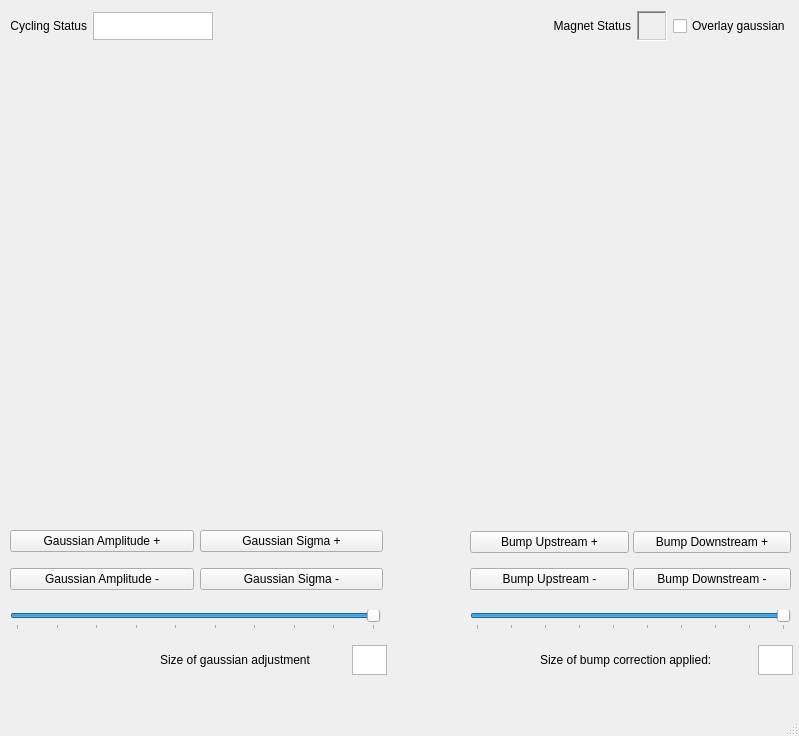
DiamondLightSource/i10switching, file i10beamlineui.ui: the form before one commit.
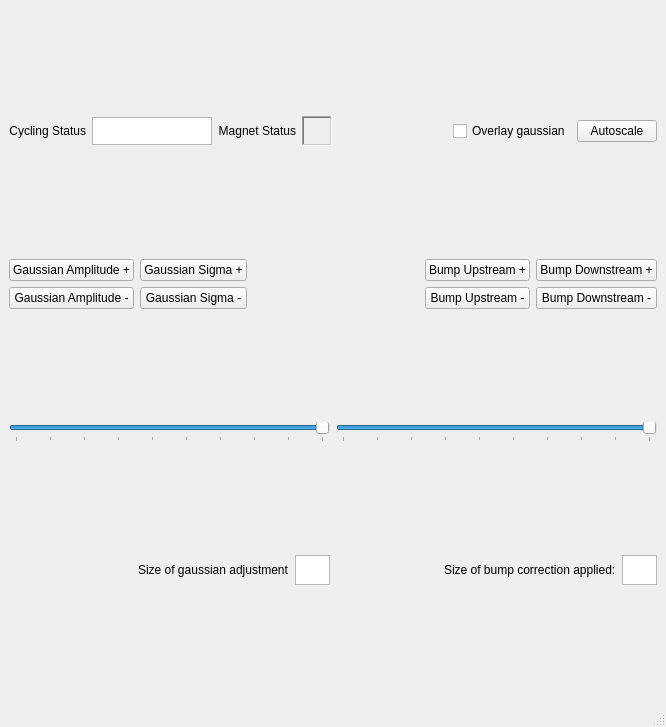
The form after the commit.

Commit message: Set x axis labels and added gauss scale slider

Patch:
```diff
--- a/i10beamlineui.ui
+++ b/i10beamlineui.ui
@@ -6,28 +6,56 @@
    <rect>
     <x>0</x>
     <y>0</y>
-    <width>799</width>
-    <height>736</height>
+    <width>666</width>
+    <height>727</height>
    </rect>
   </property>
   <property name="windowTitle">
    <string>MainWindow</string>
   </property>
   <widget class="QWidget" name="centralwidget">
-   <widget class="QWidget" name="layoutWidget">
-    <property name="geometry">
-     <rect>
-      <x>470</x>
-      <y>520</y>
-      <width>321</width>
-      <height>81</height>
-     </rect>
-    </property>
-    <layout class="QGridLayout" name="button_gridlayout" columnstretch="0,0">
-     <property name="spacing">
-      <number>4</number>
-     </property>
+   <layout class="QGridLayout" name="gridLayout_2">
+    <item row="1" column="0" colspan="2">
+     <layout class="QVBoxLayout" name="graph_layout"/>
+    </item>
+    <item row="2" column="0" colspan="2">
+     <layout class="QGridLayout" name="gridLayout_3">
      <item row="0" column="1">
+       <widget class="QPushButton" name="sigmaplusButton">
+        <property name="text">
+         <string>Gaussian Sigma +</string>
+        </property>
+       </widget>
+      </item>
+      <item row="0" column="0">
+       <widget class="QPushButton" name="ampplusButton">
+        <property name="text">
+         <string>Gaussian Amplitude +</string>
+        </property>
+       </widget>
+      </item>
+      <item row="1" column="1">
+       <widget class="QPushButton" name="sigmaminusButton">
+        <property name="text">
+         <string>Gaussian Sigma -</string>
+        </property>
+       </widget>
+      </item>
+      <item row="1" column="0">
+       <widget class="QPushButton" name="ampminusButton">
+        <property name="text">
+         <string>Gaussian Amplitude -</string>
+        </property>
+       </widget>
+      </item>
+      <item row="0" column="3">
+       <widget class="QPushButton" name="bumpleftplusButton">
+        <property name="text">
+         <string>Bump Upstream +</string>
+        </property>
+       </widget>
+      </item>
+      <item row="0" column="4">
       <widget class="QPushButton" name="bumprightplusButton">
        <property name="minimumSize">
         <size>
@@ -40,49 +68,169 @@
        </property>
       </widget>
      </item>
-     <item row="0" column="0">
-      <widget class="QPushButton" name="bumpleftplusButton">
-       <property name="text">
-        <string>Bump Upstream +</string>
-       </property>
-      </widget>
-     </item>
-     <item row="1" column="1">
-      <widget class="QPushButton" name="bumprightminusButton">
-       <property name="text">
-        <string>Bump Downstream -</string>
-       </property>
-      </widget>
-     </item>
-     <item row="1" column="0">
+      <item row="1" column="3">
       <widget class="QPushButton" name="bumpleftminusButton">
        <property name="text">
         <string>Bump Upstream -</string>
        </property>
       </widget>
      </item>
-    </layout>
-   </widget>
-   <widget class="QWidget" name="verticalLayoutWidget">
-    <property name="geometry">
-     <rect>
-      <x>10</x>
-      <y>50</y>
-      <width>781</width>
-      <height>471</height>
-     </rect>
-    </property>
-    <layout class="QVBoxLayout" name="graph_layout"/>
-   </widget>
-   <widget class="QWidget" name="layoutWidget_3">
-    <property name="geometry">
-     <rect>
-      <x>10</x>
-      <y>10</y>
-      <width>781</width>
-      <height>32</height>
-     </rect>
-    </property>
+      <item row="1" column="4">
+       <widget class="QPushButton" name="bumprightminusButton">
+        <property name="text">
+         <string>Bump Downstream -</string>
+        </property>
+       </widget>
+      </item>
+      <item row="0" column="2">
+       <spacer name="horizontalSpacer">
+        <property name="orientation">
+         <enum>Qt::Horizontal</enum>
+        </property>
+        <property name="sizeHint" stdset="0">
+         <size>
+          <width>40</width>
+          <height>20</height>
+         </size>
+        </property>
+       </spacer>
+      </item>
+      <item row="1" column="2">
+       <spacer name="horizontalSpacer_2">
+        <property name="orientation">
+         <enum>Qt::Horizontal</enum>
+        </property>
+        <property name="sizeHint" stdset="0">
+         <size>
+          <width>40</width>
+          <height>20</height>
+         </size>
+        </property>
+       </spacer>
+      </item>
+     </layout>
+    </item>
+    <item row="5" column="1">
+     <layout class="QGridLayout" name="gridLayout">
+      <item row="0" column="2">
+       <widget class="QTextEdit" name="jog_scale_textbox">
+        <property name="maximumSize">
+         <size>
+          <width>35</width>
+          <height>30</height>
+         </size>
+        </property>
+       </widget>
+      </item>
+      <item row="0" column="1">
+       <widget class="QLabel" name="label_2">
+        <property name="text">
+         <string>Size of bump correction applied:</string>
+        </property>
+       </widget>
+      </item>
+      <item row="0" column="0">
+       <spacer name="horizontalSpacer_5">
+        <property name="orientation">
+         <enum>Qt::Horizontal</enum>
+        </property>
+        <property name="sizeHint" stdset="0">
+         <size>
+          <width>40</width>
+          <height>20</height>
+         </size>
+        </property>
+       </spacer>
+      </item>
+     </layout>
+    </item>
+    <item row="5" column="0">
+     <layout class="QGridLayout" name="gridLayout_4">
+      <item row="0" column="2">
+       <widget class="QTextEdit" name="gauss_scale_textbox">
+        <property name="maximumSize">
+         <size>
+          <width>35</width>
+          <height>30</height>
+         </size>
+        </property>
+       </widget>
+      </item>
+      <item row="0" column="1">
+       <widget class="QLabel" name="label">
+        <property name="text">
+         <string>Size of gaussian adjustment</string>
+        </property>
+       </widget>
+      </item>
+      <item row="0" column="0">
+       <spacer name="horizontalSpacer_4">
+        <property name="orientation">
+         <enum>Qt::Horizontal</enum>
+        </property>
+        <property name="sizeHint" stdset="0">
+         <size>
+          <width>40</width>
+          <height>20</height>
+         </size>
+        </property>
+       </spacer>
+      </item>
+     </layout>
+    </item>
+    <item row="3" column="0">
+     <layout class="QHBoxLayout" name="horizontalLayout">
+      <item>
+       <widget class="QSlider" name="gauss_scale_slider">
+        <property name="minimum">
+         <number>1</number>
+        </property>
+        <property name="maximum">
+         <number>10</number>
+        </property>
+        <property name="value">
+         <number>10</number>
+        </property>
+        <property name="orientation">
+         <enum>Qt::Horizontal</enum>
+        </property>
+        <property name="tickPosition">
+         <enum>QSlider::TicksBelow</enum>
+        </property>
+        <property name="tickInterval">
+         <number>1</number>
+        </property>
+       </widget>
+      </item>
+     </layout>
+    </item>
+    <item row="3" column="1">
+     <layout class="QHBoxLayout" name="horizontalLayout_2">
+      <item>
+       <widget class="QSlider" name="jog_scale_slider">
+        <property name="minimum">
+         <number>1</number>
+        </property>
+        <property name="maximum">
+         <number>10</number>
+        </property>
+        <property name="value">
+         <number>10</number>
+        </property>
+        <property name="orientation">
+         <enum>Qt::Horizontal</enum>
+        </property>
+        <property name="tickPosition">
+         <enum>QSlider::TicksBelow</enum>
+        </property>
+        <property name="tickInterval">
+         <number>1</number>
+        </property>
+       </widget>
+      </item>
+     </layout>
+    </item>
+    <item row="0" column="0" colspan="2">
     <layout class="QGridLayout" name="status_gridlayout_3">
      <property name="sizeConstraint">
       <enum>QLayout::SetDefaultConstraint</enum>
@@ -177,7 +325,7 @@
        </property>
       </widget>
      </item>
-     <item row="0" column="7">
+      <item row="0" column="8">
       <widget class="QCheckBox" name="checkBox">
        <property name="text">
         <string>Overlay gaussian</string>
@@ -200,7 +348,14 @@
        </property>
       </widget>
      </item>
-     <item row="0" column="3">
+      <item row="0" column="9">
+       <widget class="QPushButton" name="autoscaleButton">
+        <property name="text">
+         <string>Autoscale</string>
+        </property>
+       </widget>
+      </item>
+      <item row="0" column="7">
       <spacer name="horizontalSpacer_3">
        <property name="orientation">
         <enum>Qt::Horizontal</enum>
@@ -214,182 +369,8 @@
       </spacer>
      </item>
     </layout>
-   </widget>
-   <widget class="QWidget" name="gridLayoutWidget_3">
-    <property name="geometry">
-     <rect>
-      <x>10</x>
-      <y>520</y>
-      <width>373</width>
-      <height>81</height>
-     </rect>
-    </property>
-    <layout class="QGridLayout" name="gridLayout_3">
-     <item row="0" column="1">
-      <widget class="QPushButton" name="sigmaplusButton">
-       <property name="text">
-        <string>Gaussian Sigma +</string>
-       </property>
-      </widget>
-     </item>
-     <item row="0" column="0">
-      <widget class="QPushButton" name="ampplusButton">
-       <property name="text">
-        <string>Gaussian Amplitude +</string>
-       </property>
-      </widget>
-     </item>
-     <item row="1" column="1">
-      <widget class="QPushButton" name="sigmaminusButton">
-       <property name="text">
-        <string>Gaussian Sigma -</string>
-       </property>
-      </widget>
-     </item>
-     <item row="1" column="0">
-      <widget class="QPushButton" name="ampminusButton">
-       <property name="text">
-        <string>Gaussian Amplitude -</string>
-       </property>
-      </widget>
-     </item>
-    </layout>
-   </widget>
-   <widget class="QWidget" name="gridLayoutWidget_4">
-    <property name="geometry">
-     <rect>
-      <x>160</x>
-      <y>640</y>
-      <width>227</width>
-      <height>41</height>
-     </rect>
-    </property>
-    <layout class="QGridLayout" name="gridLayout_4">
-     <item row="0" column="2">
-      <widget class="QTextEdit" name="jog_scale_textbox_2">
-       <property name="maximumSize">
-        <size>
-         <width>35</width>
-         <height>30</height>
-        </size>
-       </property>
-      </widget>
-     </item>
-     <item row="0" column="1">
-      <widget class="QLabel" name="label">
-       <property name="text">
-        <string>Size of gaussian adjustment</string>
-       </property>
-      </widget>
-     </item>
-    </layout>
-   </widget>
-   <widget class="QWidget" name="horizontalLayoutWidget">
-    <property name="geometry">
-     <rect>
-      <x>10</x>
-      <y>600</y>
-      <width>371</width>
-      <height>41</height>
-     </rect>
-    </property>
-    <layout class="QHBoxLayout" name="horizontalLayout">
-     <item>
-      <widget class="QSlider" name="jog_scale_slider_2">
-       <property name="minimum">
-        <number>1</number>
-       </property>
-       <property name="maximum">
-        <number>10</number>
-       </property>
-       <property name="value">
-        <number>10</number>
-       </property>
-       <property name="orientation">
-        <enum>Qt::Horizontal</enum>
-       </property>
-       <property name="tickPosition">
-        <enum>QSlider::TicksBelow</enum>
-       </property>
-       <property name="tickInterval">
-        <number>1</number>
-       </property>
-      </widget>
-     </item>
-    </layout>
-   </widget>
-   <widget class="QWidget" name="horizontalLayoutWidget_2">
-    <property name="geometry">
-     <rect>
-      <x>470</x>
-      <y>600</y>
-      <width>321</width>
-      <height>41</height>
-     </rect>
-    </property>
-    <layout class="QHBoxLayout" name="horizontalLayout_2">
-     <item>
-      <widget class="QSlider" name="jog_scale_slider">
-       <property name="minimum">
-        <number>1</number>
-       </property>
-       <property name="maximum">
-        <number>10</number>
-       </property>
-       <property name="value">
-        <number>10</number>
-       </property>
-       <property name="orientation">
-        <enum>Qt::Horizontal</enum>
-       </property>
-       <property name="tickPosition">
-        <enum>QSlider::TicksBelow</enum>
-       </property>
-       <property name="tickInterval">
-        <number>1</number>
-       </property>
-      </widget>
-     </item>
-    </layout>
-   </widget>
-   <widget class="QWidget" name="gridLayoutWidget">
-    <property name="geometry">
-     <rect>
-      <x>540</x>
-      <y>640</y>
-      <width>253</width>
-      <height>41</height>
-     </rect>
-    </property>
-    <layout class="QGridLayout" name="gridLayout">
-     <item row="0" column="1">
-      <widget class="QTextEdit" name="jog_scale_textbox">
-       <property name="maximumSize">
-        <size>
-         <width>35</width>
-         <height>30</height>
-        </size>
-       </property>
-      </widget>
-     </item>
-     <item row="0" column="0">
-      <widget class="QLabel" name="label_2">
-       <property name="text">
-        <string>Size of bump correction applied:</string>
-       </property>
-      </widget>
-     </item>
-    </layout>
-   </widget>
-   <zorder>layoutWidget</zorder>
-   <zorder>verticalLayoutWidget</zorder>
-   <zorder>layoutWidget_3</zorder>
-   <zorder>gridLayoutWidget_3</zorder>
-   <zorder>gridLayoutWidget_4</zorder>
-   <zorder>horizontalLayoutWidget</zorder>
-   <zorder>horizontalLayoutWidget_2</zorder>
-   <zorder>gridLayoutWidget</zorder>
-   <zorder>label_2</zorder>
+    </item>
+   </layout>
   </widget>
   <widget class="QMenuBar" name="menubar">
    <property name="geometry">
```
Left out of the diff: 2 changed lines with no effect on the pictures. Lines whose indentation alone changed are shown as unchanged. The commit also changes 3 other files.
